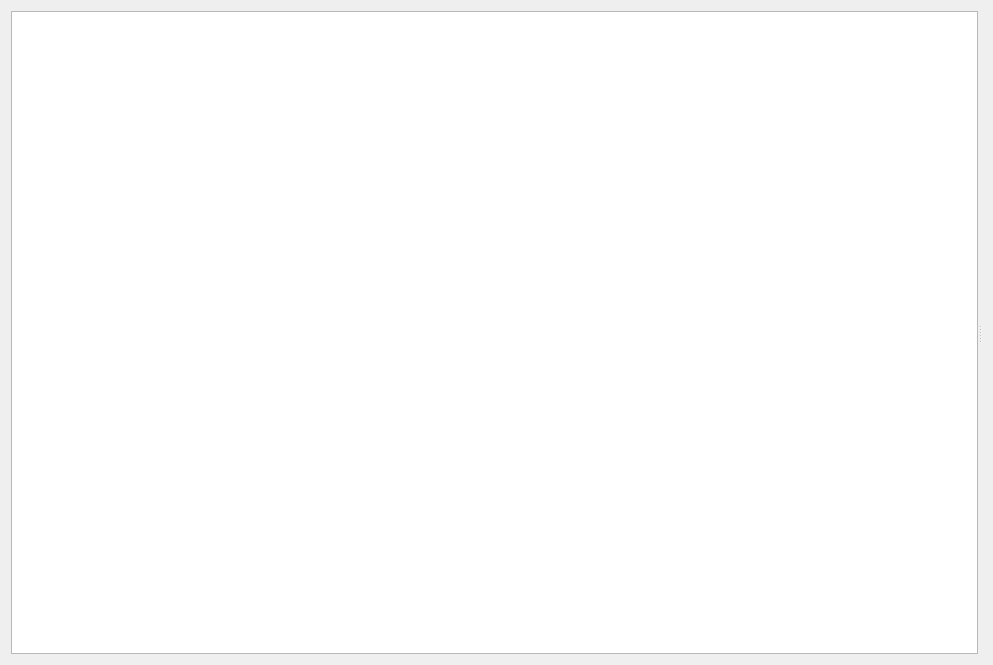
The window that frontend/uh/forms/RecordingGroupView.ui (reframedultimate/ReFramed) describes before a commit, drawn with Qt 5.
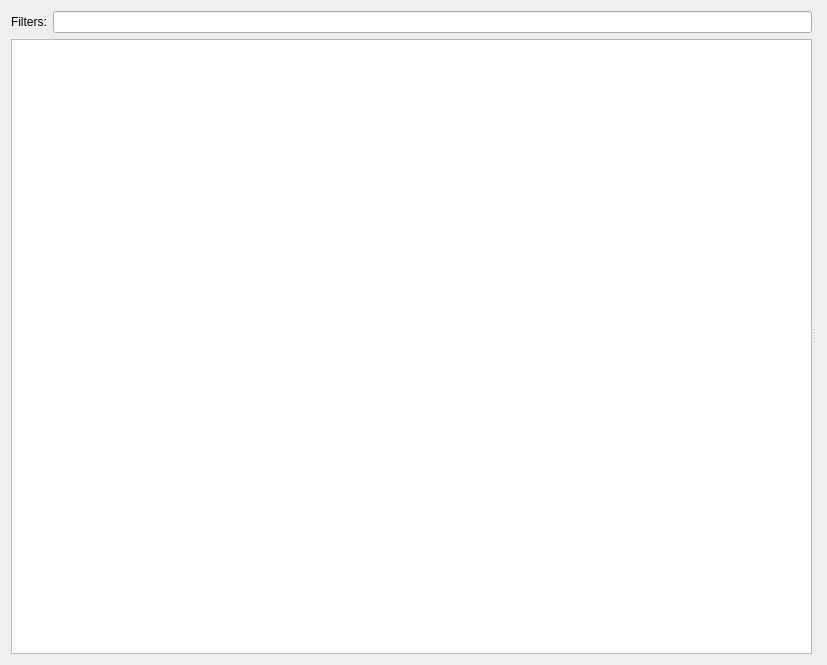
The same window after the commit.

Commit message: Persistent config. Adding video sources and recording sources to category view

Patch:
```diff
--- a/frontend/uh/forms/RecordingGroupView.ui
+++ b/frontend/uh/forms/RecordingGroupView.ui
@@ -6,7 +6,7 @@
    <rect>
     <x>0</x>
     <y>0</y>
-    <width>993</width>
+    <width>827</width>
     <height>665</height>
    </rect>
   </property>
@@ -25,6 +25,19 @@
      <property name="orientation">
       <enum>Qt::Horizontal</enum>
      </property>
+     <widget class="QWidget" name="gridLayoutWidget">
+      <layout class="QGridLayout" name="gridLayout">
+       <item row="0" column="0">
+        <widget class="QLabel" name="label">
+         <property name="text">
+          <string>Filters:</string>
+         </property>
+        </widget>
+       </item>
+       <item row="0" column="1">
+        <widget class="QLineEdit" name="lineEdit_filters"/>
+       </item>
+       <item row="1" column="0" colspan="2">
      <widget class="QListWidget" name="listWidget_recordings">
       <property name="minimumSize">
        <size>
@@ -32,6 +45,9 @@
         <height>0</height>
        </size>
       </property>
+        </widget>
+       </item>
+      </layout>
      </widget>
      <widget class="QWidget" name="verticalLayoutWidget">
       <layout class="QVBoxLayout" name="layout_data"/>
```
Left out of the diff: 8 changed lines with no effect on the pictures. Lines whose indentation alone changed are shown as unchanged. The commit also changes 28 other files.
